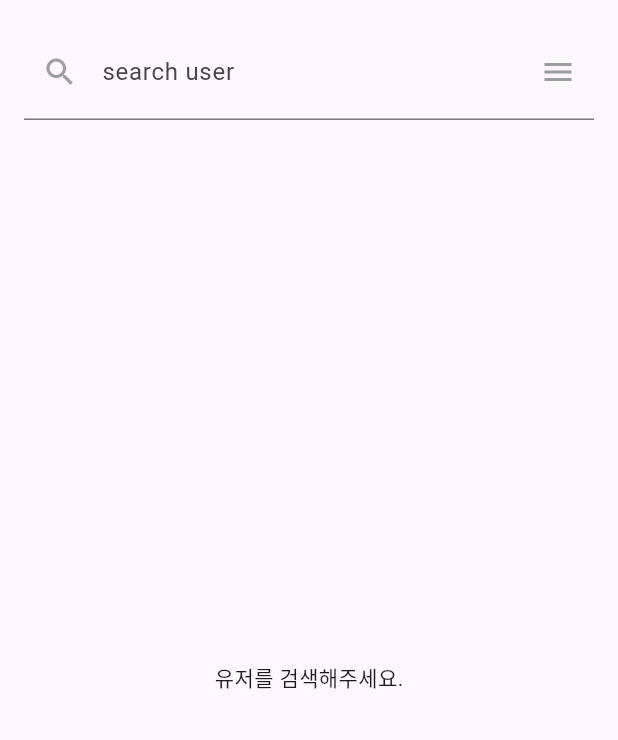
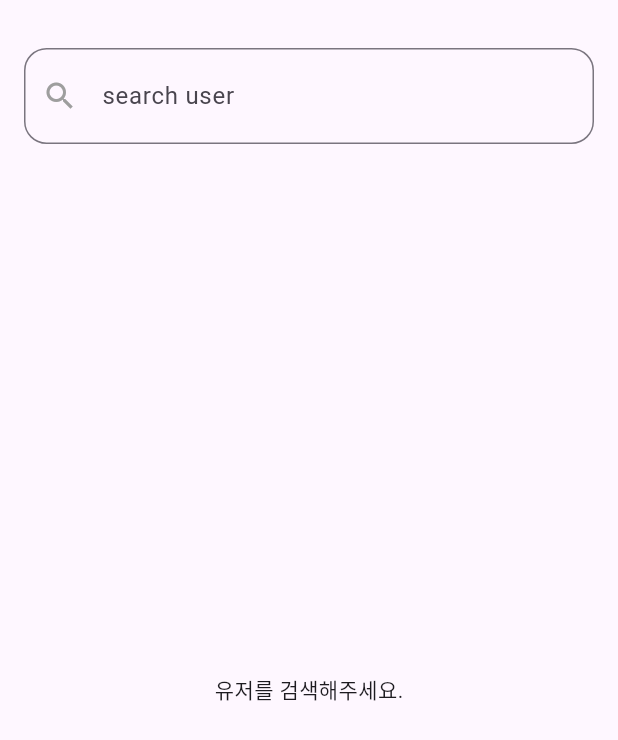
Before and after one commit to teddy-choe/GithubUserSearch, a Flutter app: the screen it shows after launch, on a phone screen of 412 x 824 dp. Shown: the top 740 px of the screen. Run offline on Flutter 3.47's test engine with Material 2 defaults, Android fonts, the phone set to English and light mode, and no system bars; our stand-ins replace logger.

Commit message:
refactor search page, state

```diff
--- a/lib/page/search_list.dart
+++ /dev/null
@@ -1,43 +0,0 @@
-import 'package:flutter/material.dart';
-import 'package:flutter/widgets.dart';
-import 'package:provider/provider.dart';
-import 'package:search_github/page/repo_page.dart';
-import 'package:search_github/provider/search_provider.dart';
-
-import '../model/User.dart';
-
-class SearchListScreen extends StatelessWidget {
-  const SearchListScreen({super.key});
-
-  @override
-  Widget build(BuildContext context) {
-    return Consumer<SearchProvider>(builder: (context, provider, child) {
-      if (provider.isLoading == true) {
-        return Expanded(child: const Center(child: CircularProgressIndicator()));
-      }
-
-      if (provider.state == null) {
-        return Expanded(child: const Center(child: Text("유저를 검색해주세요.")));
-      }
-
-      return Expanded(
-        child: ListView.builder(
-            itemCount: provider.state!.totalCount,
-            itemBuilder: (context, index) {
-              User user = provider.state!.users[index];
-              return ListTile(
-                leading: Image.network(user.avatarUrl),
-                title: Text(user.login),
-                subtitle: Text(user.reposUrl),
-                onTap: () {
-                  Navigator.of(context).push(
-                      MaterialPageRoute(
-                          builder: (context) =>
-                              RepoPage(repoName: user.reposUrl)));
-                },
-              );
-            }),
-      );
-    });
-  }
-}
--- a/lib/page/search_page.dart
+++ b/lib/page/search_page.dart
@@ -1,7 +1,9 @@
 import 'package:flutter/material.dart';
 import 'package:provider/provider.dart';
+import 'package:search_github/page/search_list_item.dart';
 import 'package:search_github/provider/search_provider.dart';
-import 'package:search_github/page/search_list.dart';
+
+import '../model/User.dart';
 
 class SearchPage extends StatefulWidget {
   const SearchPage({super.key});
@@ -15,31 +17,44 @@ class _SearchPageState extends State<SearchPage> {
     return Padding(
       padding: const EdgeInsets.only(bottom: 15),
       child: TextField(
-        onSubmitted: (value) {
-          context
-              .read<SearchProvider>()
-              .search(value);
-        },
-        decoration: const InputDecoration(
-          hintText: 'search user',
-          prefixIcon: Icon(Icons.search, color: Colors.grey),
-          suffixIcon: Icon(Icons.menu, color: Colors.grey),
-          contentPadding: EdgeInsets.all(20)
-        ),
-      ),
+          onSubmitted: (value) {
+            context.read<SearchProvider>().search(value);
+          },
+          decoration: InputDecoration(
+              hintText: 'search user',
+              prefixIcon: Icon(Icons.search, color: Colors.grey),
+              contentPadding: EdgeInsets.all(20),
+              border: OutlineInputBorder(
+                borderRadius: BorderRadius.circular(15),
+                borderSide: const BorderSide(color: Colors.grey, width: 1.0),
+              ))),
     );
   }
 
-
   @override
   Widget build(BuildContext context) {
+    final state = context.watch<SearchProvider>().state;
+
     return Scaffold(
       body: Padding(
         padding: EdgeInsets.all(16),
         child: Column(
           children: [
+            SizedBox(height: 16),
             _searchBar(),
-            SearchListScreen()
+            state.isLoading
+                ? Expanded(
+                    child: const Center(child: CircularProgressIndicator()))
+                : state.totalCount == 0
+                    ? Expanded(child: const Center(child: Text("유저를 검색해주세요.")))
+                    : Expanded(
+                        child: ListView.builder(
+                            itemCount: state.totalCount,
+                            itemBuilder: (context, index) {
+                              User user = state.users[index];
+                              return SearchListItem(user: user);
+                            }),
+                      )
           ],
         ),
       ),
--- a/lib/provider/search_provider.dart
+++ b/lib/provider/search_provider.dart
@@ -8,25 +8,24 @@ import 'package:search_github/repository/search_repository.dart';
  * 검색 화면에서 사용
  */
 class SearchProvider with ChangeNotifier {
-  SearchState? _state;
+  SearchState _state = SearchState();
   var logger = Logger();
-  bool isLoading = false;
 
   final SearchReposiory repository = SearchReposiory();
 
-  SearchState? get state => _state;
+  SearchState get state => _state;
 
   search(String query) async {
-    isLoading = true;
+    state.isLoading = true;
     notifyListeners();
 
     await repository.search(query).then((value) => {
       _state = SearchState.fromJson(json.decode(value.body))
     });
 
-    logger.d(_state?.totalCount);
+    logger.d(_state.totalCount);
 
-    isLoading = false;
+    state.isLoading = false;
     notifyListeners();
   }
 }
--- a/lib/provider/search_state.dart
+++ b/lib/provider/search_state.dart
@@ -1,6 +1,7 @@
 import '../model/User.dart';
 
 class SearchState {
+  bool isLoading = false;
   final int totalCount;
   final bool incompleteResult;
   final List<User> users;
@@ -14,8 +15,9 @@ class SearchState {
         users: items.map((e) => User.fromJson(e)).toList());
   }
 
-  SearchState(
-      {required this.totalCount,
-      required this.incompleteResult,
-      required this.users});
+  SearchState({
+    this.totalCount = 0,
+    this.incompleteResult = false,
+    this.users = const []
+});
 }
```
Also changed, not shown: lib/page/search_list_item.dart (added, +24 -0 lines).
